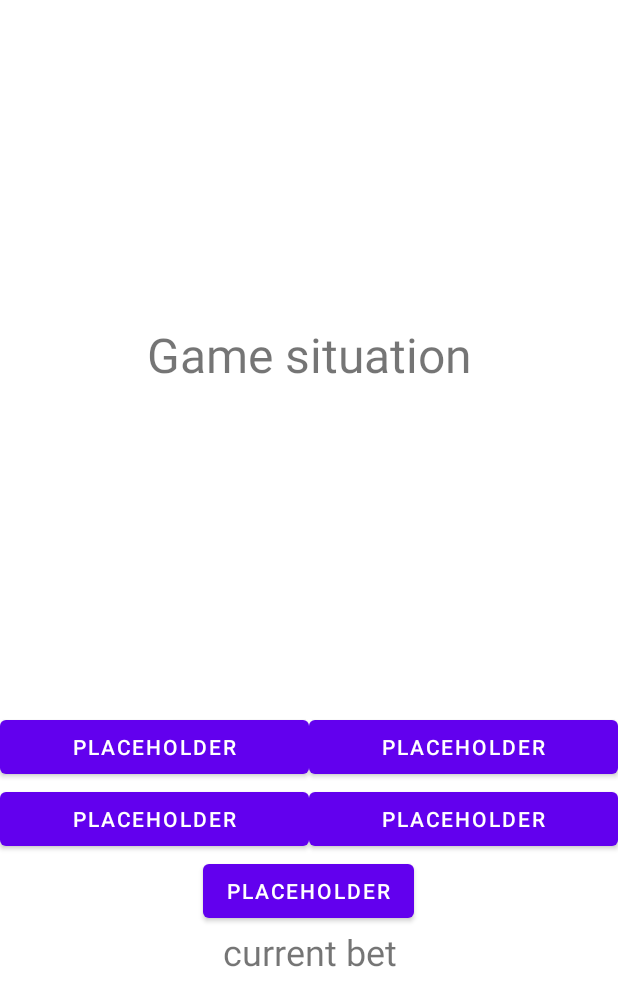
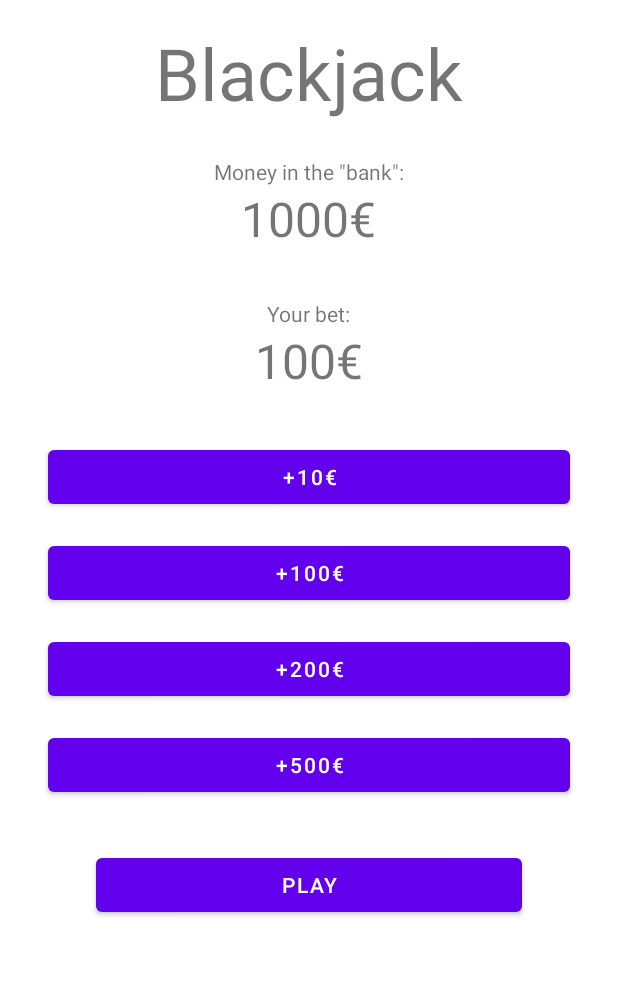
Before and after one commit to MuroPlankton/TestApp, an Android app: the layout activity_blackjack.xml on its own in the app's theme, with its tools: preview values and no code run, on a phone screen of 412 x 824 dp. Shown: the top 1006 px of the screen. Run offline under Robolectric (Android 15) with nearby library versions, the phone set to English and light mode, and no system bars.

Commit message:
mainly blackjack start
improved receiptsaver a bit and added the beginnings of blackjack that will maybe work

```diff
--- a/app/src/main/AndroidManifest.xml
+++ b/app/src/main/AndroidManifest.xml
@@ -44,6 +44,7 @@
         <activity android:name=".imagegallery.GalleryActivity"/>
         <activity android:name=".imagegallery.CheckUrlActivity"/>
         <activity android:name=".imagegallery.NameUrlActivity"/>
+        <activity android:name=".blackjack.BlackJackActivity"/>
 
         <uses-library
             android:name="org.apache.http.legacy"
--- a/app/src/main/java/com/choicely/myapplication/citysearch/CitySearchActivity.java
+++ b/app/src/main/java/com/choicely/myapplication/citysearch/CitySearchActivity.java
@@ -50,7 +50,7 @@ public class CitySearchActivity extends AppCompatActivity {
 
             @Override
             public void onTextChanged(CharSequence s, int start, int before, int count) {
-                if (editText.getText().length() < 3) {
+                if (editText.getText().length() > 2) {
                     searchDelayer();
                 }
             }
@@ -86,7 +86,8 @@ public class CitySearchActivity extends AppCompatActivity {
         String searchTerm = editText.getText().toString();
         String apiURL = String.format("https://geo-test.choicely.com/search/cities/%s?limit=10", searchTerm);
 
-        JsonObjectRequest jsonObjectRequest = new JsonObjectRequest(Request.Method.GET, apiURL, response -> {
+        JsonObjectRequest jsonObjectRequest = new JsonObjectRequest(Request.Method.GET, apiURL,
+                response -> {
             JSONArray cityArray;
             try {
                 cityArray = response.getJSONArray("data");
--- a/app/src/main/java/com/choicely/myapplication/receiptsaver/ReceiptSaverActivity.java
+++ b/app/src/main/java/com/choicely/myapplication/receiptsaver/ReceiptSaverActivity.java
@@ -53,8 +53,8 @@ public class ReceiptSaverActivity extends AppCompatActivity {
         saveButton.setOnClickListener(v -> {
             Log.d(TAG, String.format("Date picked: %s.%s.%s", datePicker.getDayOfMonth(), datePicker.getMonth(), datePicker.getYear()));
             if (editTitle.getText().length() != 0) {
+                dispatchTakePictureIntent();
                 saveReceipt();
-                dispatchTakePictureIntent();
             } else {
                 Toast.makeText(this, R.string.receipt_title_missing, Toast.LENGTH_SHORT).show();
             }
--- a/app/src/main/java/com/choicely/myapplication/timer/TimerActivity.java
+++ b/app/src/main/java/com/choicely/myapplication/timer/TimerActivity.java
@@ -37,6 +37,7 @@ public class TimerActivity extends AppCompatActivity {
                 break;
             case R.id.activity_timer_seconds:
                 secondsText.setText(advanceDigit(digits.get(0), 59));
+                break;
         }
 
         updateTimeValue();
--- a/app/src/main/res/layout/activity_blackjack.xml
+++ b/app/src/main/res/layout/activity_blackjack.xml
@@ -5,99 +5,90 @@
     android:layout_height="match_parent"
     xmlns:tools="http://schemas.android.com/tools"
     android:orientation="vertical"
+    android:gravity="center_horizontal"
     >
 
-    <FrameLayout
-        android:layout_width="match_parent"
+    <TextView
+        android:layout_width="wrap_content"
         android:layout_height="wrap_content"
-        android:id="@+id/activity_blackjack_dealer"
-        android:layout_weight="2"
+        android:text="@string/blackjack"
+        android:textSize="48sp"
+        android:layout_marginVertical="16dp"
         />
 
     <TextView
-        android:layout_width="match_parent"
+        android:layout_width="wrap_content"
         android:layout_height="wrap_content"
-        tools:text="Game situation"
-        android:id="@+id/activity_blackjack_game_situation"
-        android:layout_weight="1"
-        android:gravity="center"
-        android:textSize="32sp"
+        android:text="@string/in_bank"
+        android:layout_marginTop="8dp"
         />
 
-    <FrameLayout
-        android:layout_width="match_parent"
+    <TextView
+        android:layout_width="wrap_content"
         android:layout_height="wrap_content"
-        android:id="@+id/activity_blackjack_player"
-        android:layout_weight="2"
+        tools:text="1000€"
+        android:textSize="32dp"
+        android:id="@+id/activity_blackjack_bank_amount"
         />
 
-    <LinearLayout
-        android:layout_width="match_parent"
-        android:layout_height="wrap_content"
-        android:orientation="vertical"
-        android:layout_weight="2"
-        >
-
-        <LinearLayout
-            android:layout_width="match_parent"
-            android:layout_height="wrap_content"
-            >
-
-            <Button
+    <TextView
         android:layout_width="wrap_content"
         android:layout_height="wrap_content"
-                tools:text="@string/placeholder"
-                android:id="@+id/activity_blackjack_button_one"
-                android:layout_weight="1"
+        android:text="@string/bet_to_be_placed"
+        android:layout_marginTop="32dp"
+        />
+
+    <TextView
+        android:layout_width="wrap_content"
+        android:layout_height="wrap_content"
+        tools:text="100€"
+        android:textSize="32dp"
+        android:id="@+id/activity_blackjack_bet_amount"
         />
 
     <Button
-                android:layout_width="wrap_content"
-                android:layout_height="wrap_content"
-                tools:text="@string/placeholder"
-                android:id="@+id/activity_blackjack_button_two"
-                android:layout_weight="1"
-                />
-        </LinearLayout>
-
-        <LinearLayout
         android:layout_width="match_parent"
         android:layout_height="wrap_content"
-            >
-
-            <Button
-                android:layout_width="wrap_content"
-                android:layout_height="wrap_content"
-                tools:text="@string/placeholder"
-                android:id="@+id/activity_blackjack_button_three"
-                android:layout_weight="1"
+        android:text="@string/plus_ten"
+        android:layout_marginTop="32dp"
+        android:layout_marginHorizontal="32dp"
+        android:id="@+id/activity_blackjack_plus_ten"
         />
 
     <Button
-                android:layout_width="wrap_content"
+        android:layout_width="match_parent"
         android:layout_height="wrap_content"
-                tools:text="@string/placeholder"
-                android:id="@+id/activity_blackjack_button_four"
-                android:layout_weight="1"
+        android:text="@string/plus_hundred"
+        android:layout_marginTop="16dp"
+        android:layout_marginHorizontal="32dp"
+        android:id="@+id/activity_blackjack_plus_hundred"
         />
-        </LinearLayout>
 
     <Button
-            android:layout_width="wrap_content"
+        android:layout_width="match_parent"
         android:layout_height="wrap_content"
-            tools:text="@string/placeholder"
-            android:id="@+id/activity_blackjack_button_five"
-            android:layout_gravity="center_horizontal"
+        android:text="@string/plus_two_hundred"
+        android:layout_marginTop="16dp"
+        android:layout_marginHorizontal="32dp"
+        android:id="@+id/activity_blackjack_plus_two_hundred"
         />
 
-        <TextView
+    <Button
         android:layout_width="match_parent"
         android:layout_height="wrap_content"
-            tools:text="current bet"
-            android:id="@+id/activity_blackjack_bet"
-            android:gravity="center_horizontal"
-            android:textSize="24sp"
+        android:text="@string/plus_half_a_thou"
+        android:layout_marginTop="16dp"
+        android:layout_marginHorizontal="32dp"
+        android:id="@+id/activity_blackjack_plus_half_a_thou"
         />
-    </LinearLayout>
+
+    <Button
+        android:layout_width="match_parent"
+        android:layout_height="wrap_content"
+        android:text="@string/play"
+        android:layout_marginTop="32dp"
+        android:layout_marginHorizontal="64dp"
+        android:id="@+id/activity_blackjack_play"
+        />
 
 </LinearLayout>
--- a/app/src/main/res/values/strings.xml
+++ b/app/src/main/res/values/strings.xml
@@ -37,6 +37,19 @@
     <string name="name_url">Give your photo a title</string>
     <string name="url_not_valid">Your URL isn\'t valid</string>
     <string name="url_title_missing">Please give your image a name first.</string>
+    <string name="blackjack">Blackjack</string>
+    <string name="in_bank">Money in the \"bank\":</string>
+    <string name="bet_to_be_placed">Your bet:</string>
+    <string name="plus_ten">+10€</string>
+    <string name="plus_hundred">+100€</string>
+    <string name="plus_two_hundred">+200€</string>
+    <string name="plus_half_a_thou">+500€</string>
+    <string name="play">Play</string>
+    <string name="dealer_hand">The dealer\'s hand:</string>
+    <string name="player_hand">Your hand:</string>
+    <string name="example_bet">150€</string>
+    <string name="card_value_king">King</string>
+    <string name="blackjack_button">Blackjack</string>
 
     <string-array name="image_formats">
         <item>all</item>
```
Also changed, not shown: app/src/main/java/com/choicely/myapplication/MainActivity.java (+9 -1 lines), app/src/main/java/com/choicely/myapplication/blackjack/BlackJackActivity.java (+58 -3 lines), app/src/main/java/com/choicely/myapplication/blackjack/BlackjackBank.java (added, +26 -0 lines), app/src/main/java/com/choicely/myapplication/receiptsaver/ReceiptActivity.java (+25 -38 lines), app/src/main/res/drawable/ic_card_club.xml (added, +10 -0 lines), app/src/main/res/drawable/ic_card_diamond.xml (added, +10 -0 lines), app/src/main/res/drawable/ic_card_heart.xml (added, +10 -0 lines), app/src/main/res/drawable/ic_card_spade.xml (added, +10 -0 lines), app/src/main/res/layout/activity_blackjack_game.xml (added, +79 -0 lines), app/src/main/res/layout/activity_main.xml (+22 -2 lines), app/src/main/res/layout/blackjack_hand_fragment.xml (deleted, +0 -44 lines), app/src/main/res/layout/blackjack_player_hand.xml (added, +28 -0 lines), app/src/main/res/layout/blackjack_single_card.xml (added, +30 -0 lines), app/src/main/res/layout/blackjack_single_control.xml (added, +16 -0 lines). Lines whose indentation alone changed are shown as unchanged.
